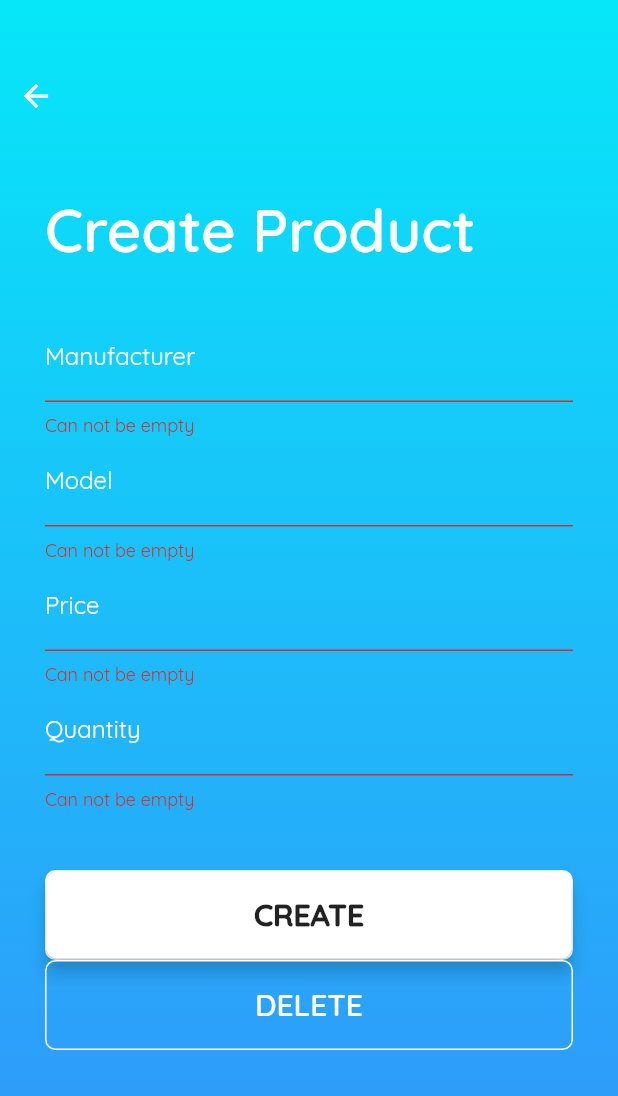
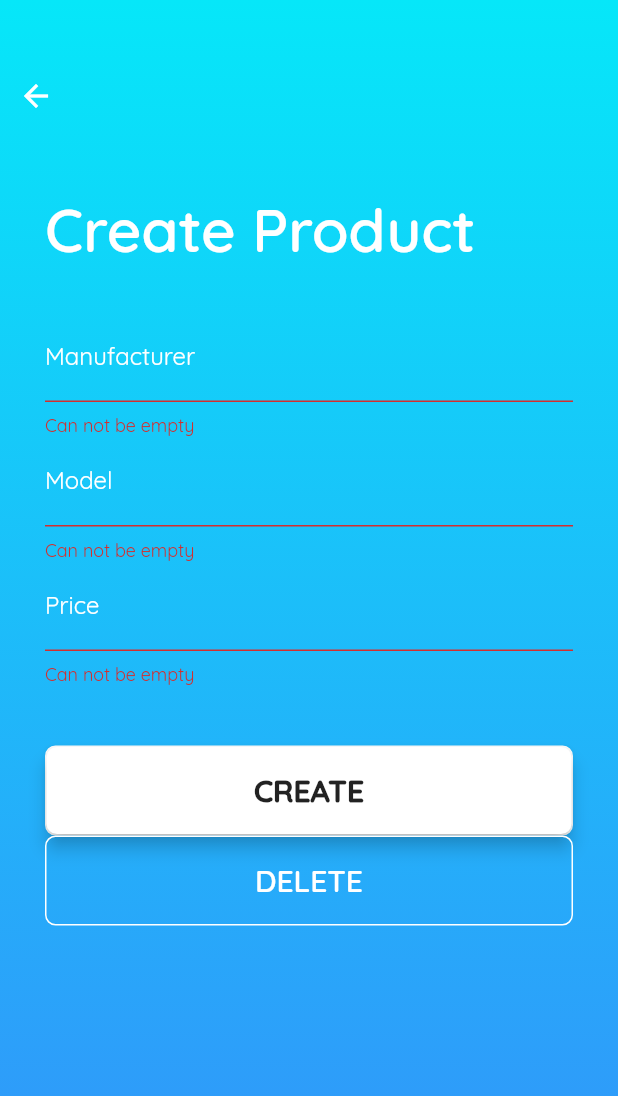
Before and after one commit to stasbar/MUI, a Flutter app: the EditProductPage screen opened by its route, after a tap on "CREATE", on a phone screen of 412 x 824 dp. Shown: the top 1096 px of the screen. Run offline on Flutter 3.47's test engine with Material 2 defaults, Android fonts, the phone set to English and light mode, and no system bars; our stand-ins replace pull_to_refresh, shared_preferences; missing offline and left inert: flutter_appauth, flutter_facebook_login; accounts and stored records are empty.

Commit message:
remove editing quantity

```diff
--- a/flutter/warehouser/lib/views/editProduct.dart
+++ b/flutter/warehouser/lib/views/editProduct.dart
@@ -223,33 +223,6 @@ class _EditProductState extends State<EditProductPage> {
                           : null,
                   initialValue: product != null ? product.price.toString() : "",
                 ),
-                TextFormField(
-                  decoration: InputDecoration(
-                    labelText: 'Quantity',
-                    labelStyle: TextStyle(color: Colors.white),
-                    enabledBorder: UnderlineInputBorder(
-                      borderSide: BorderSide(color: Colors.white),
-                    ),
-                    focusedBorder: UnderlineInputBorder(
-                      borderSide: BorderSide(color: Colors.white),
-                    ),
-                  ),
-                  keyboardType: TextInputType.text,
-                  style: TextStyle(color: Colors.white),
-                  cursorColor: Colors.white,
-                  validator: (value) {
-                    if (value.isEmpty) {
-                      return 'Can not be empty';
-                    }
-                    return null;
-                  },
-                  onChanged: (text) => update['quantity'] =
-                      product == null || int.tryParse(text) != product.quantity
-                          ? int.tryParse(text)
-                          : null,
-                  initialValue:
-                      product != null ? product.quantity.toString() : "",
-                )
               ],
             ),
           ),
```
